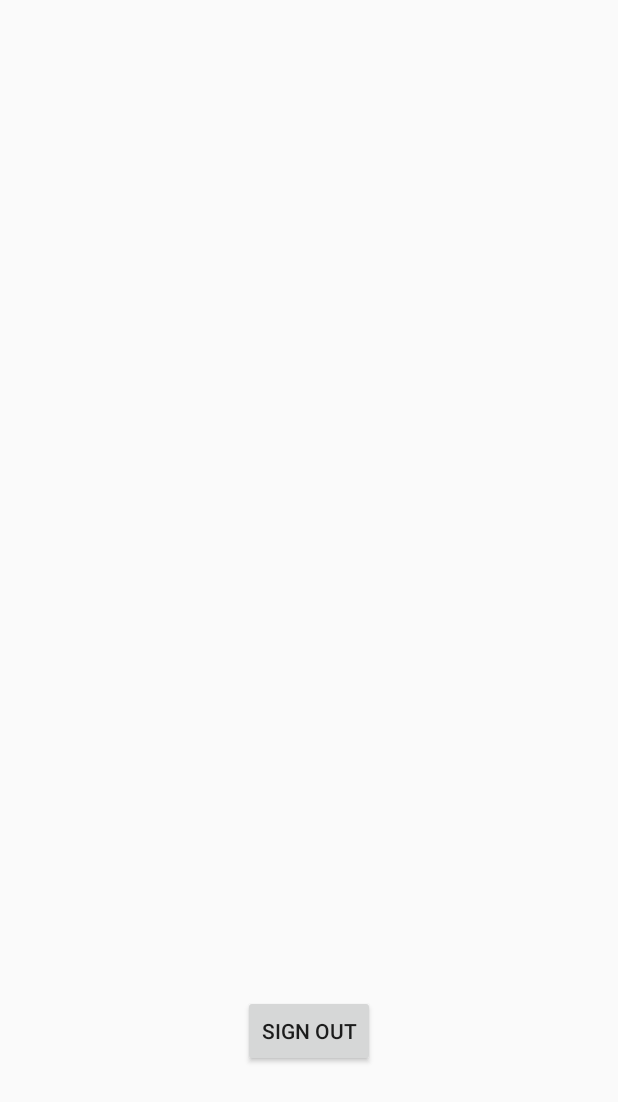
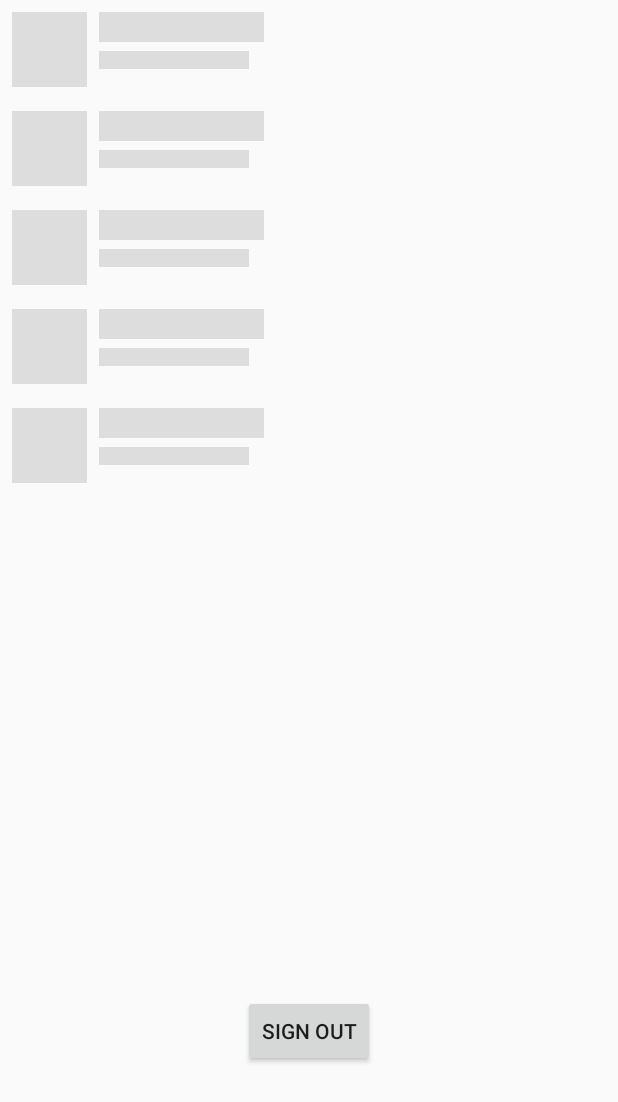
Before and after one commit to JMdelosReyes/WorkoutAgent, an Android app: the layout activity_home.xml on its own in the app's theme, with its tools: preview values and no code run, on a phone screen of 412 x 824 dp. Shown: the top 1102 px of the screen. Run offline under Robolectric (Android 15) with nearby library versions, the phone set to English and light mode, and no system bars.

Commit message:
[feat] Listar ejercicios con efecto shimmer

```diff
--- a/app/src/main/res/layout/activity_home.xml
+++ b/app/src/main/res/layout/activity_home.xml
@@ -6,12 +6,50 @@
     android:layout_height="match_parent"
     tools:context=".presentation.ui.exercises.activities.HomeActivity">
 
+    <com.facebook.shimmer.ShimmerFrameLayout
+        android:id="@+id/shimmer_view_container"
+        android:layout_width="match_parent"
+        android:layout_height="wrap_content"
+        android:orientation="vertical"
+        app:layout_constraintEnd_toStartOf="@+id/progressBar"
+        app:layout_constraintStart_toStartOf="@+id/progressBar"
+        app:layout_constraintTop_toTopOf="@+id/recyclerView">
+
+        <LinearLayout
+            android:layout_width="match_parent"
+            android:layout_height="wrap_content"
+            android:orientation="vertical">
+
+            <include layout="@layout/item_row_load" />
+
+            <include layout="@layout/item_row_load" />
+
+            <include layout="@layout/item_row_load" />
+
+            <include layout="@layout/item_row_load" />
+
+            <include layout="@layout/item_row_load" />
+        </LinearLayout>
+
+
+    </com.facebook.shimmer.ShimmerFrameLayout>
+
     <androidx.recyclerview.widget.RecyclerView
         android:id="@+id/recyclerView"
         android:layout_width="411dp"
         android:layout_height="550dp"
         app:layout_constraintEnd_toEndOf="parent"
         app:layout_constraintHorizontal_bias="0.0"
+        app:layout_constraintStart_toStartOf="parent"
+        app:layout_constraintTop_toTopOf="parent" />
+
+    <ProgressBar
+        android:id="@+id/progressBar"
+        android:layout_width="wrap_content"
+        android:layout_height="wrap_content"
+        android:visibility="gone"
+        app:layout_constraintBottom_toBottomOf="parent"
+        app:layout_constraintEnd_toEndOf="parent"
         app:layout_constraintStart_toStartOf="parent"
         app:layout_constraintTop_toTopOf="parent" />
 
@@ -25,4 +63,5 @@
         app:layout_constraintStart_toStartOf="parent"
         app:layout_constraintTop_toBottomOf="@+id/recyclerView" />
 
+
 </androidx.constraintlayout.widget.ConstraintLayout>
--- /dev/null
+++ b/app/src/main/res/layout/item_row_load.xml
@@ -0,0 +1,46 @@
+<?xml version="1.0" encoding="utf-8"?>
+<LinearLayout xmlns:android="http://schemas.android.com/apk/res/android"
+    android:layout_width="match_parent"
+    android:layout_height="wrap_content"
+    xmlns:app="http://schemas.android.com/apk/res-auto"
+    android:orientation="horizontal"
+    android:padding="8dp">
+
+
+    <de.hdodenhof.circleimageview.CircleImageView
+        android:layout_width="50dp"
+        android:layout_height="50dp"
+        android:id="@+id/circleImageViewExercise"
+        android:background="@color/placeHolder_bg"
+        app:civ_border_width="2dp"
+
+        />
+
+    <LinearLayout
+        android:layout_width="match_parent"
+        android:layout_height="match_parent"
+        android:orientation="vertical">
+
+        <View
+            android:id="@+id/row_exercise_title"
+            android:layout_width="110dp"
+            android:layout_height="20dp"
+            android:layout_marginStart="8dp"
+            android:layout_marginBottom="6dp"
+            android:text="Titulo"
+            android:background="@color/placeHolder_bg"
+            android:textSize="15sp"
+            android:textStyle="bold" />
+
+        <View
+            android:id="@+id/row_exercise_description"
+            android:layout_width="100dp"
+            android:background="@color/placeHolder_bg"
+            android:layout_height="12dp"
+            android:layout_marginStart="8dp"
+            android:text="Descripción" />
+
+    </LinearLayout>
+
+
+</LinearLayout>
--- a/app/src/main/res/values/colors.xml
+++ b/app/src/main/res/values/colors.xml
@@ -4,4 +4,5 @@
     <color name="colorPrimaryDark">#00574B</color>
     <color name="colorAccent">#D81B60</color>
     <color name="WhiteColor">#fff</color>
+    <color name="placeHolder_bg">#dddddd</color>
 </resources>
```
Also changed, not shown: app/build.gradle (+7 -2 lines), app/src/main/java/com/tfg/workoutagent/base/BaseActivity.kt (+19 -0 lines), app/src/main/java/com/tfg/workoutagent/data/repoimpl/ExerciseRepoImpl.kt (added, +29 -0 lines), app/src/main/java/com/tfg/workoutagent/data/repositories/ExerciseRepo.kt (added, +10 -0 lines), app/src/main/java/com/tfg/workoutagent/domain/exercises/ListExercises.kt (added, +10 -0 lines), app/src/main/java/com/tfg/workoutagent/domain/exercises/ListExercisesImpl.kt (added, +12 -0 lines), app/src/main/java/com/tfg/workoutagent/presentation/ui/exercises/activities/HomeActivity.kt (+50 -3 lines), app/src/main/java/com/tfg/workoutagent/presentation/ui/exercises/adapters/ExerciseListAdapter.kt (added, +58 -0 lines), app/src/main/java/com/tfg/workoutagent/presentation/ui/exercises/viewmodels/ListExerciseViewModel.kt (added, +21 -0 lines), app/src/main/java/com/tfg/workoutagent/presentation/ui/exercises/viewmodels/ListExerciselViewModelFactory.kt (added, +12 -0 lines), app/src/main/res/layout/item_row.xml (added, +41 -0 lines).
